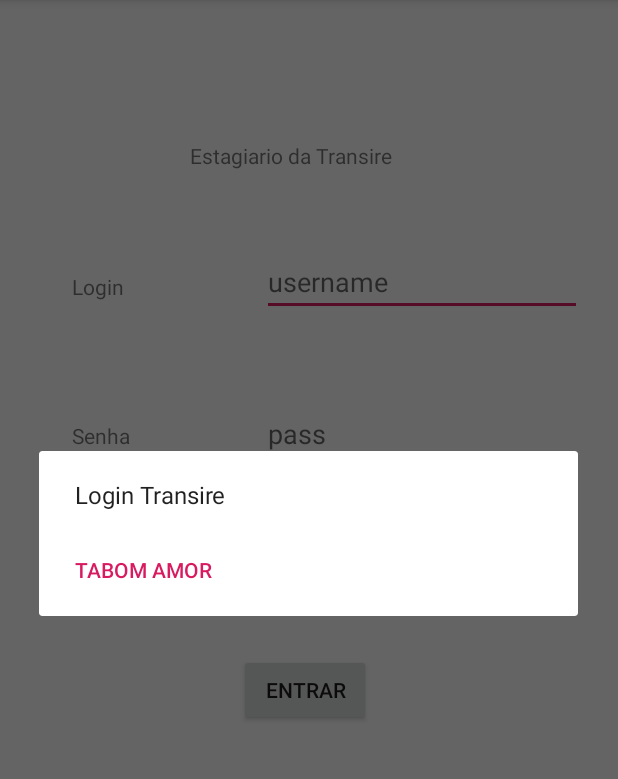
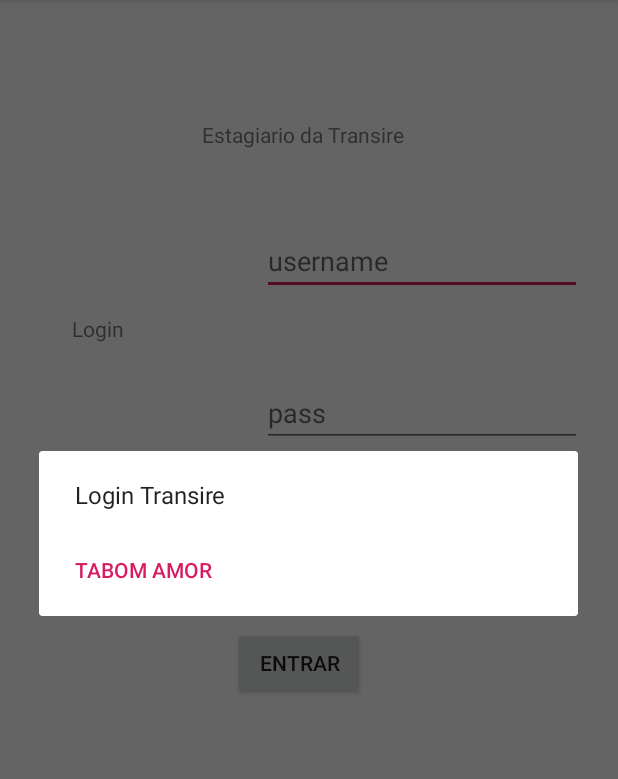
Before and after one commit to castelles/android-application, an Android app: the screen it shows after launch (MainActivity), in the options menu, after a tap on "sobre", on a phone screen of 412 x 824 dp, the part 84-863 px from its top. Run offline under Robolectric (Android 15) with nearby library versions, the light colour scheme and no system bars; 3 statements that could not run were skipped.

Commit message:
New User activity

```diff
--- a/app/src/main/AndroidManifest.xml
+++ b/app/src/main/AndroidManifest.xml
@@ -9,7 +9,8 @@
         android:roundIcon="@mipmap/ic_launcher_round"
         android:supportsRtl="true"
         android:theme="@style/AppTheme">
-        <activity android:name=".WelcomeActivity"></activity>
+        <activity android:name=".NewUserActivity"></activity>
+        <activity android:name=".WelcomeActivity" />
         <activity android:name=".MainActivity">
             <intent-filter>
                 <action android:name="android.intent.action.MAIN" />
--- /dev/null
+++ b/app/src/main/java/com/example/studyapp/Database.java
@@ -0,0 +1,30 @@
+package com.example.studyapp;
+
+import android.content.Context;
+import android.database.sqlite.SQLiteDatabase;
+import android.database.sqlite.SQLiteOpenHelper;
+
+import androidx.annotation.Nullable;
+
+public class Database extends SQLiteOpenHelper
+{
+    public static final int DATABASE_VERSION = 1;
+    private static final String DATABASE_NAME = "Transire.db";
+    private static final String SQL_CREATE_TABLES = "CREATE TABLE Users(login TEXT PRIMARY KEY, name TEXT, pass TEXT, type INT)";
+    private static final String SQL_DELETE_TABLES = "DROP TABLE IF EXISTS Users";
+
+    public Database(@Nullable Context context) {
+        super(context, DATABASE_NAME, null, DATABASE_VERSION);
+    }
+
+    @Override
+    public void onCreate(SQLiteDatabase db) {
+        db.execSQL(SQL_CREATE_TABLES);
+    }
+
+    @Override
+    public void onUpgrade(SQLiteDatabase db, int oldVersion, int newVersion) {
+        db.execSQL(SQL_DELETE_TABLES);
+        onCreate(db);
+    }
+}
--- a/app/src/main/java/com/example/studyapp/MainActivity.java
+++ b/app/src/main/java/com/example/studyapp/MainActivity.java
@@ -7,6 +7,8 @@ import android.view.View;
 import android.view.Menu;
 import android.view.MenuItem;
 import android.content.Intent;
+import android.widget.EditText;
+import android.widget.RadioButton;
 import android.widget.Toast;
 
 public class MainActivity extends AppCompatActivity {
@@ -29,14 +31,31 @@ public class MainActivity extends AppCompatActivity {
                 AlertDialog.Builder alert = new AlertDialog.Builder(this);
                 alert.setMessage("Login Transire").setNeutralButton("Tabom amor",null).show();
                 return true;
+            case R.id.newUser:
+                Intent intent = new Intent(this, NewUserActivity.class);
+                startActivity(intent);
+                return true;
             default:
                 return super.onOptionsItemSelected(item);
         }
     }
 
-    public void entrarClicado(View view) {
+    public void loginClick(View view) {
         Toast.makeText(this, "Olá!", Toast.LENGTH_SHORT).show();
         Intent intent = new Intent(this,WelcomeActivity.class);
-        startActivity(intent);
+
+        EditText inputLogin = (EditText) findViewById(R.id.userHint);
+        EditText inputPass = (EditText) findViewById(R.id.passHint);
+
+        UserDAO userDAO = new UserDAO(this);
+        User user = userDAO.getUser(inputLogin.getText().toString(),inputPass.getText().toString());
+
+        if (user != null) {
+            intent.putExtra("user", user);
+            startActivity(intent);
+        }
+        else {
+            Toast.makeText(this,"User or password is wrong",Toast.LENGTH_SHORT).show();
+        }
     }
 }
--- /dev/null
+++ b/app/src/main/java/com/example/studyapp/UserDAO.java
@@ -0,0 +1,53 @@
+package com.example.studyapp;
+
+import android.content.Context;
+import android.database.Cursor;
+import android.database.SQLException;
+import android.database.sqlite.SQLiteDatabase;
+import android.util.Log;
+
+public class UserDAO
+{
+    private SQLiteDatabase itbamDB;
+
+    public UserDAO(Context context) {
+        this.itbamDB = (new Database(context).getWritableDatabase());
+    }
+
+    public User getUser(String login, String pass) {
+        User user = null;
+
+        String sqlQuery = "SELECT * FROM Usuarios WHERE login='" + login +
+                "' AND pass='" + pass + "'";
+
+        Cursor cursor = this.itbamDB.rawQuery(sqlQuery,null);
+
+        if (cursor.moveToNext()) {
+            user = new User(cursor.getString(0), cursor.getString(1),
+                    cursor.getString(2), cursor.getInt(3));
+        }
+
+        cursor.close();
+        return user;
+    }
+
+    public boolean addUSer(User userToAcess) {
+        try {
+            String sqlCmd = "INSERT INTO Users VALUES ('" + userToAcess.getLogin() +
+                    "', '" + userToAcess.getName() + "', '" + userToAcess.getPass() +
+                    "', " + userToAcess.getType() + ")";
+            this.itbamDB.execSQL(sqlCmd);
+            return true;
+        }
+        catch(SQLException e) {
+            Log.e("UserDAO ERROR", e.getMessage());
+            return false;
+        }
+    }
+
+    public Cursor getUsers() {
+        return this.itbamDB.rawQuery("SELECT rowid AS _id, login,name, CASE WHEN " +
+                "type=1 THEN 'Aluno' ELSE 'Professor' END AS type FROM Users ORDER " +
+                "BY login", null);
+    }
+}
--- a/app/src/main/res/layout/activity_main.xml
+++ b/app/src/main/res/layout/activity_main.xml
@@ -9,12 +9,15 @@
     <TextView
         android:id="@+id/textView3"
         android:layout_width="wrap_content"
-        android:layout_height="wrap_content"
-        android:layout_marginStart="44dp"
-        android:layout_marginBottom="68dp"
+        android:layout_height="19dp"
+        android:layout_marginStart="52dp"
+        android:layout_marginTop="80dp"
+        android:layout_marginBottom="72dp"
         android:text="@string/test_text"
         app:layout_constraintBottom_toTopOf="@+id/loginText"
-        app:layout_constraintStart_toEndOf="@+id/loginText" />
+        app:layout_constraintStart_toEndOf="@+id/loginText"
+        app:layout_constraintTop_toTopOf="parent"
+        app:layout_constraintVertical_bias="0.0" />
 
     <EditText
         android:id="@+id/userHint"
@@ -45,10 +48,12 @@
         android:layout_width="wrap_content"
         android:layout_height="0dp"
         android:layout_marginEnd="92dp"
-        android:layout_marginBottom="80dp"
+        android:layout_marginBottom="72dp"
         android:text="@string/loginText"
         app:layout_constraintBottom_toTopOf="@+id/textView5"
-        app:layout_constraintEnd_toStartOf="@+id/userHint" />
+        app:layout_constraintEnd_toStartOf="@+id/userHint"
+        app:layout_constraintHorizontal_bias="1.0"
+        app:layout_constraintStart_toStartOf="parent" />
 
     <TextView
         android:id="@+id/textView5"
@@ -64,8 +69,8 @@
         android:id="@+id/radioButton4"
         android:layout_width="wrap_content"
         android:layout_height="wrap_content"
-        android:layout_marginStart="136dp"
-        android:layout_marginTop="40dp"
+        android:layout_marginStart="132dp"
+        android:layout_marginTop="36dp"
         android:text="@string/admRadio"
         app:layout_constraintStart_toEndOf="@+id/textView5"
         app:layout_constraintTop_toBottomOf="@+id/passHint" />
@@ -74,8 +79,8 @@
         android:id="@+id/estRadio"
         android:layout_width="wrap_content"
         android:layout_height="0dp"
-        android:layout_marginEnd="40dp"
-        android:layout_marginBottom="384dp"
+        android:layout_marginEnd="36dp"
+        android:layout_marginBottom="364dp"
         android:text="@string/estRadio"
         app:layout_constraintBottom_toBottomOf="parent"
         app:layout_constraintEnd_toStartOf="@+id/radioButton4" />
@@ -86,7 +91,7 @@
         android:layout_height="48dp"
         android:layout_marginTop="52dp"
         android:layout_marginEnd="96dp"
-        android:onClick="entrarClicado"
+        android:onClick="loginClick"
         android:text="@string/loginBtt"
         app:layout_constraintBottom_toBottomOf="parent"
         app:layout_constraintEnd_toEndOf="@+id/radioButton4"
--- a/app/src/main/res/layout/activity_welcome.xml
+++ b/app/src/main/res/layout/activity_welcome.xml
@@ -7,7 +7,7 @@
     tools:context=".WelcomeActivity">
 
     <TextView
-        android:id="@+id/textView"
+        android:id="@+id/welcomePage"
         android:layout_width="wrap_content"
         android:layout_height="wrap_content"
         android:layout_marginStart="170dp"
--- a/app/src/main/res/menu/menu.xml
+++ b/app/src/main/res/menu/menu.xml
@@ -1,4 +1,5 @@
 <?xml version="1.0" encoding="utf-8"?>
 <menu xmlns:android="http://schemas.android.com/apk/res/android">
+    <item android:id="@+id/newUser" android:title="@string/newUser" />
     <item android:id="@+id/sobre" android:title="@string/aboutMenu" />
 </menu>
--- a/app/src/main/res/values/strings.xml
+++ b/app/src/main/res/values/strings.xml
@@ -9,5 +9,8 @@
     <string name="userHint">username</string>
     <string name="passHint">pass</string>
     <string name="aboutMenu">sobre</string>
+    <string name="newUser">Novo Usuário</string>
     <string name="welcome">Bem-vindo!</string>
+    <string name="register">Cadastrar Novo Usuário</string>
+    <string name="registerBtt">Cadastrar</string>
 </resources>
```
Also changed, not shown: app/src/main/java/com/example/studyapp/NewUserActivity.java (added, +40 -0 lines), app/src/main/java/com/example/studyapp/User.java (added, +34 -0 lines), app/src/main/java/com/example/studyapp/WelcomeActivity.java (+14 -0 lines), app/src/main/res/layout/activity_new_user.xml (added, +86 -0 lines).
